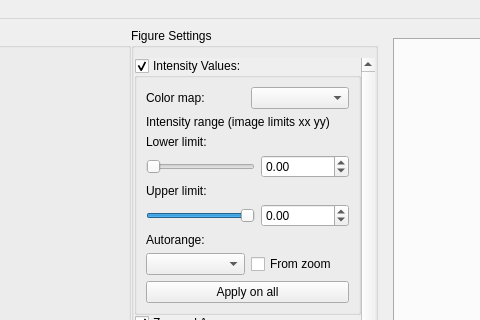
This is ui_elements/MainWindow.ui in LabTelc/Zajex as Qt 5 draws it before an edit; both pictures show x 606 to 1086 and y 0 to 320 of the 1265 by 822 pixel window. The edited form follows.
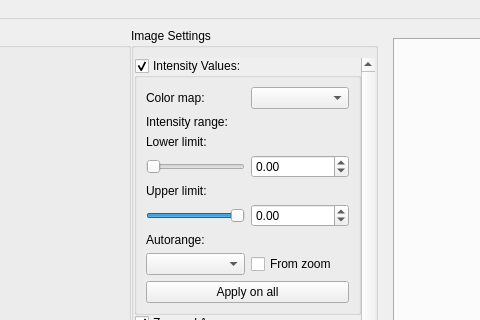
This is the edited form. The open tabs and pages were chosen to show the change. Custom widgets are drawn as their Qt base class.

```diff
--- a/ui_elements/MainWindow.ui
+++ b/ui_elements/MainWindow.ui
@@ -239,7 +239,7 @@
          </size>
         </property>
         <property name="title">
-         <string>Figure Settings</string>
+         <string>Image Settings</string>
         </property>
         <layout class="QVBoxLayout" name="verticalLayout_6">
          <property name="spacing">
@@ -370,7 +370,7 @@
                 <item>
                  <widget class="QLabel" name="label_3">
                   <property name="text">
-                   <string>Intensity range (image limits xx yy)</string>
+                   <string>Intensity range:</string>
                   </property>
                  </widget>
                 </item>
@@ -385,6 +385,12 @@
                  <layout class="QHBoxLayout" name="horizontalLayout_9">
                   <item>
                    <widget class="QSlider" name="slider_lower">
+                    <property name="sizePolicy">
+                     <sizepolicy hsizetype="Preferred" vsizetype="Fixed">
+                      <horstretch>0</horstretch>
+                      <verstretch>0</verstretch>
+                     </sizepolicy>
+                    </property>
                     <property name="maximum">
                      <number>100</number>
                     </property>
@@ -395,6 +401,12 @@
                   </item>
                   <item>
                    <widget class="QDoubleSpinBox" name="dsb_lower">
+                    <property name="sizePolicy">
+                     <sizepolicy hsizetype="Preferred" vsizetype="Fixed">
+                      <horstretch>0</horstretch>
+                      <verstretch>0</verstretch>
+                     </sizepolicy>
+                    </property>
                     <property name="minimum">
                      <double>-1000000000000.000000000000000</double>
                     </property>
@@ -419,6 +431,12 @@
                  <layout class="QHBoxLayout" name="horizontalLayout_10">
                   <item>
                    <widget class="QSlider" name="slider_upper">
+                    <property name="sizePolicy">
+                     <sizepolicy hsizetype="Preferred" vsizetype="Fixed">
+                      <horstretch>0</horstretch>
+                      <verstretch>0</verstretch>
+                     </sizepolicy>
+                    </property>
                     <property name="maximum">
                      <number>100</number>
                     </property>
@@ -432,8 +450,11 @@
                   </item>
                   <item>
                    <widget class="QDoubleSpinBox" name="dsb_upper">
-                    <property name="decimals">
-                     <number>2</number>
+                    <property name="sizePolicy">
+                     <sizepolicy hsizetype="Preferred" vsizetype="Fixed">
+                      <horstretch>0</horstretch>
+                      <verstretch>0</verstretch>
+                     </sizepolicy>
                     </property>
                     <property name="minimum">
                      <double>-1000000000000.000000000000000</double>
```
Left out of the diff: 18 changed lines with no effect on the pictures.
